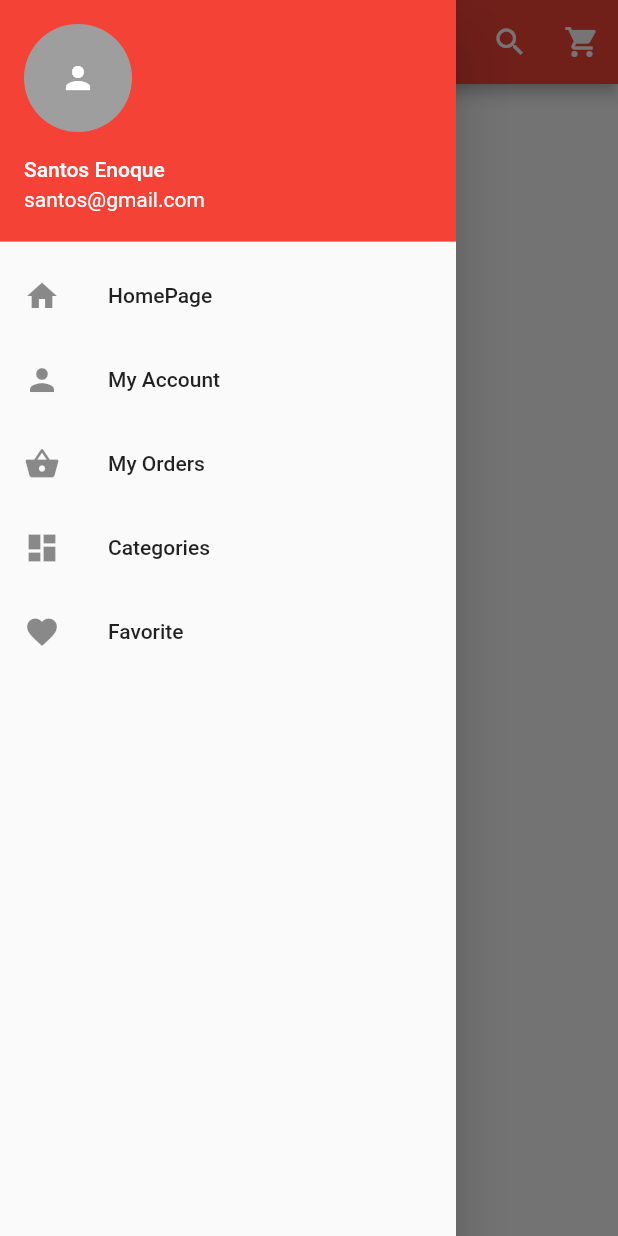
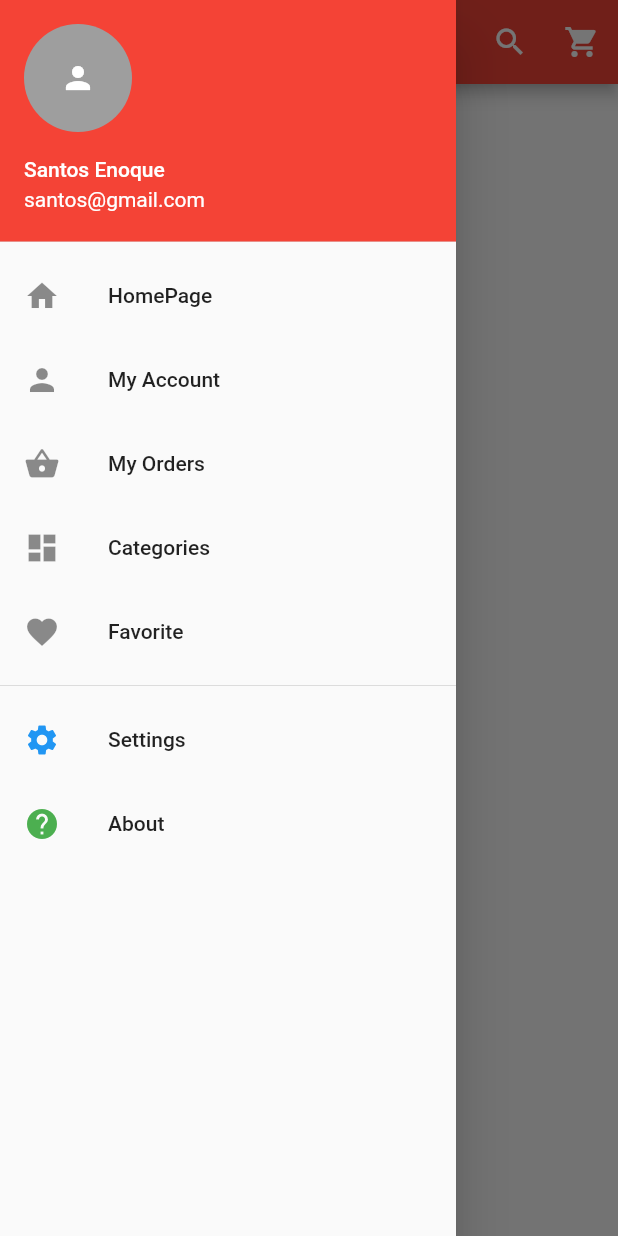
Before and after one commit to tianna1121/flutter_ecom_fashingshop, a Flutter app: the screen it shows after launch, with the side drawer open, on a phone screen of 412 x 824 dp. Run offline on Flutter 3.47's test engine with Material 2 defaults, Android fonts, the light colour scheme and no system bars.

Commit message:
fix list items of drawer

```diff
--- a/lib/main.dart
+++ b/lib/main.dart
@@ -91,6 +91,27 @@ class _HomePageState extends State<HomePage> {
                 leading: Icon(Icons.favorite),
               ),
             ),
+            Divider(),
+            InkWell(
+              onTap: () {},
+              child: ListTile(
+                title: Text('Settings'),
+                leading: Icon(
+                  Icons.settings,
+                  color: Colors.blue,
+                ),
+              ),
+            ),
+            InkWell(
+              onTap: () {},
+              child: ListTile(
+                title: Text('About'),
+                leading: Icon(
+                  Icons.help,
+                  color: Colors.green,
+                ),
+              ),
+            ),
           ],
         ),
       ),
```
